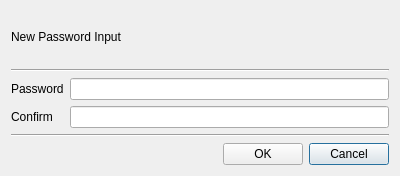
Old version of the form BerEditor/new_passwd_dlg.ui in the repository jykim74/BerEditor.
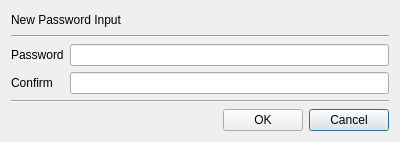
New version of the form.

```diff
--- a/BerEditor/new_passwd_dlg.ui
+++ b/BerEditor/new_passwd_dlg.ui
@@ -7,7 +7,7 @@
     <x>0</x>
     <y>0</y>
     <width>400</width>
-    <height>176</height>
+    <height>142</height>
    </rect>
   </property>
   <property name="windowTitle">
```
Left out of the diff: 2 changed lines with no effect on the pictures.
